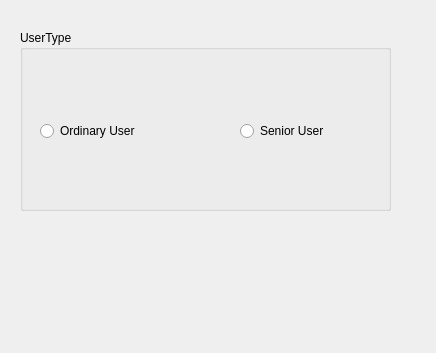
Qt form Libs/Option/optuser.ui (tiangaomingjing/ServoDriveTech) before a commit.
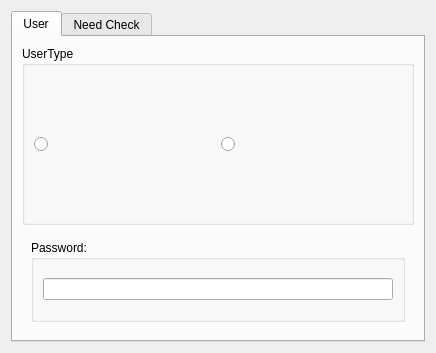
The same form after that commit. Icons and pictures are not drawn.

Patch:
```diff
--- a/Libs/Option/optuser.ui
+++ b/Libs/Option/optuser.ui
@@ -14,109 +14,120 @@
    <string>Form</string>
   </property>
   <layout class="QVBoxLayout" name="verticalLayout">
-   <property name="spacing">
-    <number>0</number>
-   </property>
-   <property name="leftMargin">
-    <number>0</number>
-   </property>
-   <property name="topMargin">
-    <number>0</number>
-   </property>
-   <property name="rightMargin">
-    <number>0</number>
-   </property>
-   <property name="bottomMargin">
-    <number>0</number>
-   </property>
    <item>
-    <widget class="QStackedWidget" name="stackedWidget">
-     <property name="styleSheet">
-      <string notr="true">QRadioButton::indicator::unchecked#btn_Admin {
-    image:url(:/user_admin_unchecked.png)
-}
-
-QRadioButton::indicator:unchecked:hover#btn_Admin {
-    image:url(:/user_admin_hover.png)
-}
-
-
-QRadioButton::indicator::checked#btn_Admin {
-    image:url(:/user_admin_checked.png)
-}
-
-QRadioButton::indicator:checked:hover#btn_Admin {
-    image:url(:/user_admin_checked.png)
-}
-
-QRadioButton::indicator::unchecked#btn_General {
-    image:url(:/user_general_unchecked.png)
-}
-
-QRadioButton::indicator:unchecked:hover#btn_General {
-    image:url(:/user_general_hover.png)
-}
-
-
-QRadioButton::indicator::checked#btn_General {
-    image:url(:/user_general_checked.png)
-}
-
-QRadioButton::indicator:checked:hover#btn_General {
-    image:url(:/user_general_checked.png)
-}</string>
-     </property>
+    <widget class="QTabWidget" name="tabWidget">
      <property name="currentIndex">
       <number>0</number>
      </property>
-     <widget class="QWidget" name="page">
-      <widget class="QGroupBox" name="groupBox">
-       <property name="geometry">
-        <rect>
-         <x>20</x>
-         <y>30</y>
-         <width>371</width>
-         <height>181</height>
-        </rect>
-       </property>
-       <property name="title">
-        <string>UserType</string>
-       </property>
-       <widget class="QRadioButton" name="btn_General">
-        <property name="geometry">
-         <rect>
-          <x>20</x>
-          <y>90</y>
-          <width>151</width>
-          <height>22</height>
-         </rect>
-        </property>
-        <property name="text">
-         <string>Ordinary User</string>
-        </property>
-        <property name="checkable">
-         <bool>true</bool>
-        </property>
-        <property name="checked">
-         <bool>false</bool>
-        </property>
-       </widget>
-       <widget class="QRadioButton" name="btn_Admin">
-        <property name="geometry">
-         <rect>
-          <x>220</x>
-          <y>90</y>
-          <width>132</width>
-          <height>22</height>
-         </rect>
-        </property>
-        <property name="text">
-         <string>Senior User</string>
-        </property>
-       </widget>
-      </widget>
+     <widget class="QWidget" name="tab">
+      <attribute name="title">
+       <string>User</string>
+      </attribute>
+      <layout class="QVBoxLayout" name="verticalLayout_2">
+       <item>
+        <widget class="QGroupBox" name="userBox">
+         <property name="title">
+          <string>UserType</string>
+         </property>
+         <layout class="QHBoxLayout" name="horizontalLayout">
+          <item>
+           <widget class="QRadioButton" name="btn_General">
+            <property name="text">
+             <string> </string>
+            </property>
+            <property name="checkable">
+             <bool>true</bool>
+            </property>
+            <property name="checked">
+             <bool>false</bool>
+            </property>
+           </widget>
+          </item>
+          <item>
+           <widget class="QRadioButton" name="btn_Admin">
+            <property name="text">
+             <string> </string>
+            </property>
+           </widget>
+          </item>
+         </layout>
+        </widget>
+       </item>
+       <item>
+        <widget class="QWidget" name="pswWidget" native="true">
+         <property name="maximumSize">
+          <size>
+           <width>16777215</width>
+           <height>100</height>
+          </size>
+         </property>
+         <layout class="QGridLayout" name="gridLayout_3">
+          <item row="0" column="0">
+           <widget class="QGroupBox" name="pswBox">
+            <property name="maximumSize">
+             <size>
+              <width>16777215</width>
+              <height>100</height>
+             </size>
+            </property>
+            <property name="title">
+             <string>Password:</string>
+            </property>
+            <layout class="QGridLayout" name="gridLayout">
+             <item row="0" column="0">
+              <widget class="QLineEdit" name="lineEdit"/>
+             </item>
+            </layout>
+           </widget>
+          </item>
+         </layout>
+        </widget>
+       </item>
+      </layout>
      </widget>
-     <widget class="QWidget" name="page_2"/>
+     <widget class="QWidget" name="tab_2">
+      <attribute name="title">
+       <string>Need Check</string>
+      </attribute>
+      <layout class="QGridLayout" name="gridLayout_2">
+       <item row="0" column="0">
+        <widget class="QCheckBox" name="box_NeedCheck">
+         <property name="text">
+          <string>Need Check</string>
+         </property>
+         <property name="checked">
+          <bool>true</bool>
+         </property>
+        </widget>
+       </item>
+       <item row="0" column="1">
+        <spacer name="horizontalSpacer">
+         <property name="orientation">
+          <enum>Qt::Horizontal</enum>
+         </property>
+         <property name="sizeHint" stdset="0">
+          <size>
+           <width>243</width>
+           <height>20</height>
+          </size>
+         </property>
+        </spacer>
+       </item>
+       <item row="1" column="0">
+        <spacer name="verticalSpacer">
+         <property name="orientation">
+          <enum>Qt::Vertical</enum>
+         </property>
+         <property name="sizeHint" stdset="0">
+          <size>
+           <width>20</width>
+           <height>235</height>
+          </size>
+         </property>
+        </spacer>
+       </item>
+      </layout>
+     </widget>
     </widget>
    </item>
   </layout>
```
